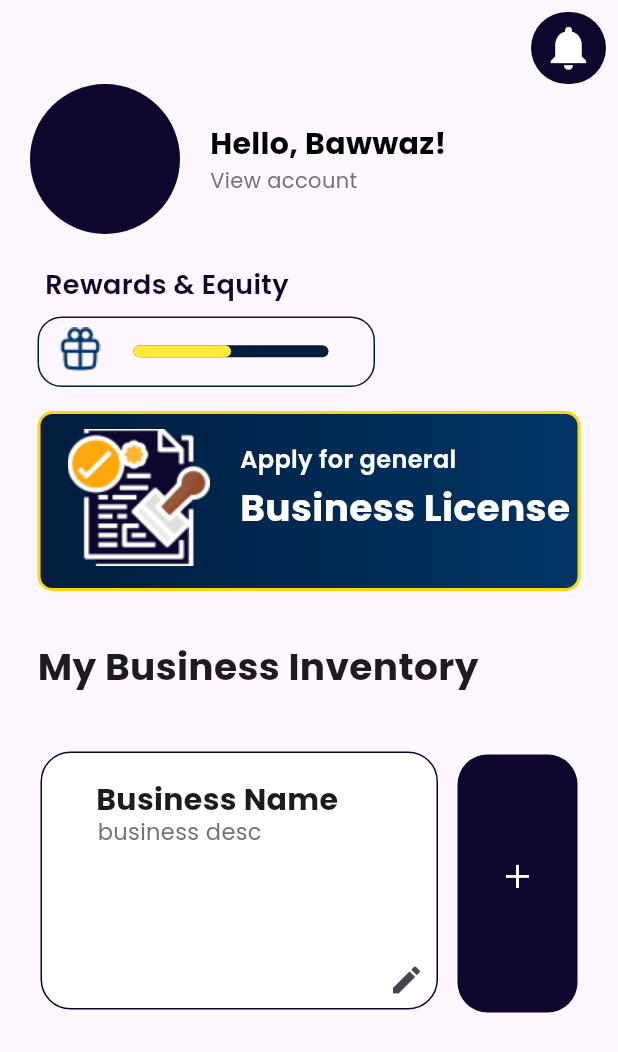
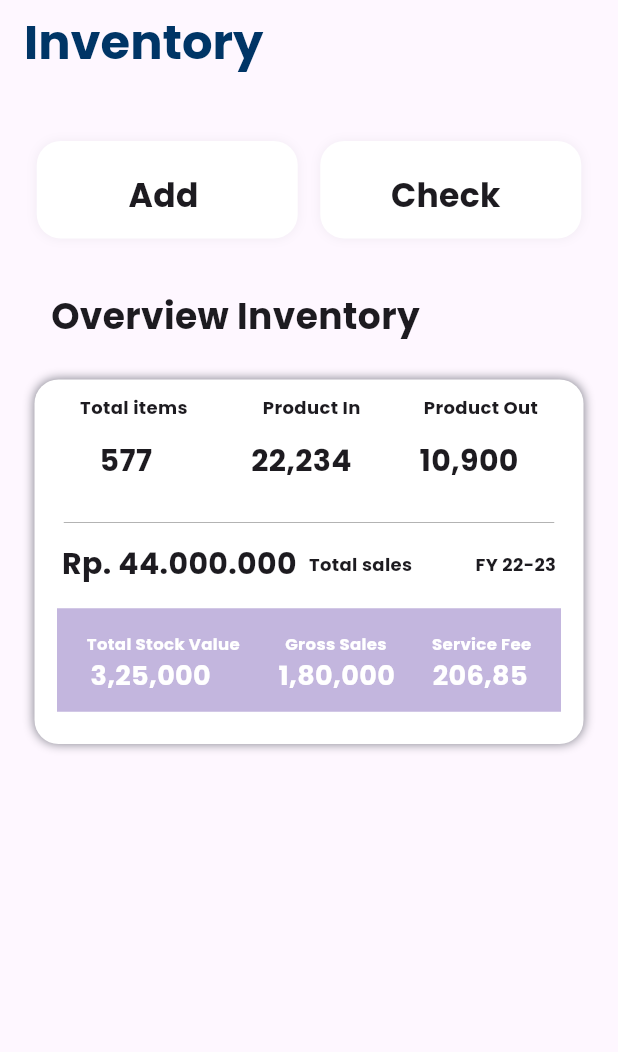
Before and after one commit to bawwaz/Tumbuh, a Flutter app: the screen it shows after launch, on a phone screen of 412 x 824 dp. Shown: the top 1052 px of the screen. Run offline on Flutter 3.47's test engine with Material 3 defaults, Android fonts, the phone set to English and light mode, and no system bars; drawn by our look-alikes of percent_indicator; our stand-ins replace get, google_fonts.

Commit message:
feat [ft] ui fix

```diff
--- /dev/null
+++ b/lib/View/InvetoryHomeView.dart
@@ -0,0 +1,341 @@
+import 'package:flutter/material.dart';
+import 'package:google_fonts/google_fonts.dart';
+
+class InvHome extends StatelessWidget {
+  const InvHome({super.key});
+
+  @override
+  Widget build(BuildContext context) {
+    return Scaffold(
+      appBar: AppBar(
+        title: Text(
+          "Inventory",
+          style: GoogleFonts.poppins(
+              color: Color(0xff003566),
+              fontWeight: FontWeight.bold,
+              fontSize: 32),
+        ),
+      ),
+      body: Column(children: [
+        SizedBox(
+          height: 38,
+        ),
+        Row(
+          mainAxisAlignment: MainAxisAlignment.center,
+          children: [
+            Stack(
+              children: [
+                Container(
+                  height: 65,
+                  width: 174,
+                  decoration: BoxDecoration(
+                    borderRadius: BorderRadius.circular(16),
+                    color: Colors.white,
+                    boxShadow: [
+                      BoxShadow(
+                          spreadRadius: 0,
+                          blurRadius: 5,
+                          color: Color(0xff000814).withOpacity(0.05))
+                    ],
+                  ),
+                ),
+                InkWell(
+                  onTap: () {
+                    showModalBottomSheet(
+                        context: context,
+                        builder: (BuildContext context) {
+                          return SizedBox(
+                            height: 400,
+                            child: Stack(
+                              children: [Container(
+                                width: 396,
+                                decoration: BoxDecoration(
+                                    borderRadius: BorderRadius.circular(20),
+                                    color: Colors.white,
+                                    boxShadow: [
+                                      BoxShadow(
+                                        spreadRadius: 0,
+                                        blurRadius: 5,
+                                        color: Color(0xff000814),
+                                      ),
+                                    ]),
+                              ),]
+                            ),
+                          );
+                        });
+                  },
+                  child: Padding(
+                    padding: const EdgeInsets.only(top: 21.0, left: 61),
+                    child: Text(
+                      "Add",
+                      style: GoogleFonts.poppins(
+                          fontSize: 22, fontWeight: FontWeight.bold),
+                    ),
+                  ),
+                )
+              ],
+            ),
+            SizedBox(
+              width: 15,
+            ),
+            Stack(
+              children: [
+                Container(
+                  height: 65,
+                  width: 174,
+                  decoration: BoxDecoration(
+                    borderRadius: BorderRadius.circular(16),
+                    color: Colors.white,
+                    boxShadow: [
+                      BoxShadow(
+                          spreadRadius: 0,
+                          blurRadius: 5,
+                          color: Color(0xff000814).withOpacity(0.05))
+                    ],
+                  ),
+                ),
+                Padding(
+                  padding: const EdgeInsets.only(top: 21.0, left: 47),
+                  child: Text(
+                    "Check",
+                    style: GoogleFonts.poppins(
+                        fontSize: 22, fontWeight: FontWeight.bold),
+                  ),
+                )
+              ],
+            ),
+          ],
+        ),
+        SizedBox(
+          height: 34,
+        ),
+        Padding(
+          padding: const EdgeInsets.only(left: 34.0),
+          child: Align(
+            alignment: Alignment.centerLeft,
+            // alignment: Alignment.centerLeft,
+            child: Text(
+              "Overview Inventory",
+              style: GoogleFonts.poppins(
+                  fontSize: 24, fontWeight: FontWeight.bold),
+            ),
+          ),
+        ),
+        SizedBox(
+          height: 26,
+        ),
+        Stack(
+          children: [
+            Center(
+              child: Container(
+                height: 243,
+                width: 366,
+                decoration: BoxDecoration(
+                    color: Colors.white,
+                    borderRadius: BorderRadius.circular(16),
+                    boxShadow: [
+                      BoxShadow(
+                        spreadRadius: 0,
+                        blurRadius: 5,
+                        color: Color(0xff000814).withOpacity(0.5),
+                      )
+                    ]),
+              ),
+            ),
+            Column(
+              children: [
+                SizedBox(
+                  height: 10,
+                ),
+                Row(
+                  mainAxisAlignment: MainAxisAlignment.center,
+                  children: [
+                    Text(
+                      "Total items",
+                      style: GoogleFonts.poppins(
+                          fontSize: 12, fontWeight: FontWeight.bold),
+                    ),
+                    SizedBox(
+                      width: 50,
+                    ),
+                    Text(
+                      "Product In",
+                      style: GoogleFonts.poppins(
+                          fontSize: 12, fontWeight: FontWeight.bold),
+                    ),
+                    SizedBox(
+                      width: 42,
+                    ),
+                    Text(
+                      "Product Out",
+                      style: GoogleFonts.poppins(
+                          fontWeight: FontWeight.bold, fontSize: 12),
+                    )
+                  ],
+                ),
+                SizedBox(
+                  height: 13,
+                  width: 200,
+                ),
+                Row(
+                  mainAxisAlignment: MainAxisAlignment.center,
+                  children: [
+                    Text(
+                      "577",
+                      style: GoogleFonts.poppins(
+                          fontWeight: FontWeight.bold, fontSize: 20),
+                    ),
+                    SizedBox(
+                      width: 66,
+                    ),
+                    Text(
+                      "22,234",
+                      style: GoogleFonts.poppins(
+                          fontWeight: FontWeight.bold, fontSize: 20),
+                    ),
+                    SizedBox(
+                      width: 45,
+                    ),
+                    Text(
+                      "10,900",
+                      style: GoogleFonts.poppins(
+                          fontWeight: FontWeight.bold, fontSize: 20),
+                    )
+                  ],
+                ),
+                SizedBox(
+                  height: 26,
+                ),
+                Container(
+                  width: 327,
+                  height: 0.5,
+                  decoration:
+                      BoxDecoration(color: Color(0xff000000).withOpacity(0.4)),
+                ),
+                SizedBox(
+                  height: 13,
+                ),
+                Row(
+                  mainAxisAlignment: MainAxisAlignment.center,
+                  children: [
+                    Text(
+                      "Rp. 44.000.000",
+                      style: GoogleFonts.poppins(
+                        fontSize: 20,
+                        fontWeight: FontWeight.bold,
+                      ),
+                    ),
+                    SizedBox(
+                      width: 8,
+                    ),
+                    Text(
+                      "Total sales",
+                      style: GoogleFonts.poppins(
+                        fontSize: 12,
+                        fontWeight: FontWeight.bold,
+                      ),
+                    ),
+                    SizedBox(
+                      width: 42,
+                    ),
+                    Text(
+                      "FY 22-23",
+                      style: GoogleFonts.poppins(
+                        fontSize: 12,
+                        fontWeight: FontWeight.bold,
+                      ),
+                    ),
+                  ],
+                ),
+                SizedBox(
+                  height: 15,
+                ),
+                Stack(
+                  children: [
+                    Center(
+                      child: Container(
+                        width: 336,
+                        height: 69,
+                        decoration: BoxDecoration(
+                          color: Color(0xffC3B6DE),
+                        ),
+                      ),
+                    ),
+                    Padding(
+                      padding: const EdgeInsets.only(top: 16.0),
+                      child: Row(
+                          mainAxisAlignment: MainAxisAlignment.center,
+                          children: [
+                            Text(
+                              'Total Stock Value',
+                              style: GoogleFonts.poppins(
+                                  fontSize: 11,
+                                  fontWeight: FontWeight.bold,
+                                  color: Colors.white),
+                            ),
+                            SizedBox(
+                              width: 30,
+                            ),
+                            Text(
+                              "Gross Sales",
+                              style: GoogleFonts.poppins(
+                                  fontSize: 11,
+                                  fontWeight: FontWeight.bold,
+                                  color: Colors.white),
+                            ),
+                            SizedBox(
+                              width: 30,
+                            ),
+                            Text(
+                              "Service Fee",
+                              style: GoogleFonts.poppins(
+                                  fontSize: 11,
+                                  fontWeight: FontWeight.bold,
+                                  color: Colors.white),
+                            )
+                          ]),
+                    ),
+                    Padding(
+                      padding: const EdgeInsets.only(top: 32.0),
+                      child: Row(
+                          mainAxisAlignment: MainAxisAlignment.center,
+                          children: [
+                            Text(
+                              '3,25,000',
+                              style: GoogleFonts.poppins(
+                                  fontSize: 18,
+                                  fontWeight: FontWeight.bold,
+                                  color: Colors.white),
+                            ),
+                            SizedBox(
+                              width: 45,
+                            ),
+                            Text(
+                              "1,80,000",
+                              style: GoogleFonts.poppins(
+                                  fontSize: 18,
+                                  fontWeight: FontWeight.bold,
+                                  color: Colors.white),
+                            ),
+                            SizedBox(
+                              width: 25,
+                            ),
+                            Text(
+                              "206,85",
+                              style: GoogleFonts.poppins(
+                                  fontSize: 18,
+                                  fontWeight: FontWeight.bold,
+                                  color: Colors.white),
+                            )
+                          ]),
+                    )
+                  ],
+                ),
+              ],
+            ),
+          ],
+        ),
+      ]),
+    );
+  }
+}
--- a/lib/main.dart
+++ b/lib/main.dart
@@ -1,6 +1,7 @@
 import 'package:flutter/material.dart';
 import 'package:get/get.dart';
 import 'package:tumbuh/View/HomePageView.dart';
+import 'package:tumbuh/View/InvetoryHomeView.dart';
 
 void main() {
   runApp(const MyApp());
@@ -19,7 +20,7 @@ class MyApp extends StatelessWidget {
         colorScheme: ColorScheme.fromSeed(seedColor: Colors.deepPurple),
         useMaterial3: true,
       ),
-      home: HomeView(),
+      home: InvHome(),
     );
   }
 }
```
